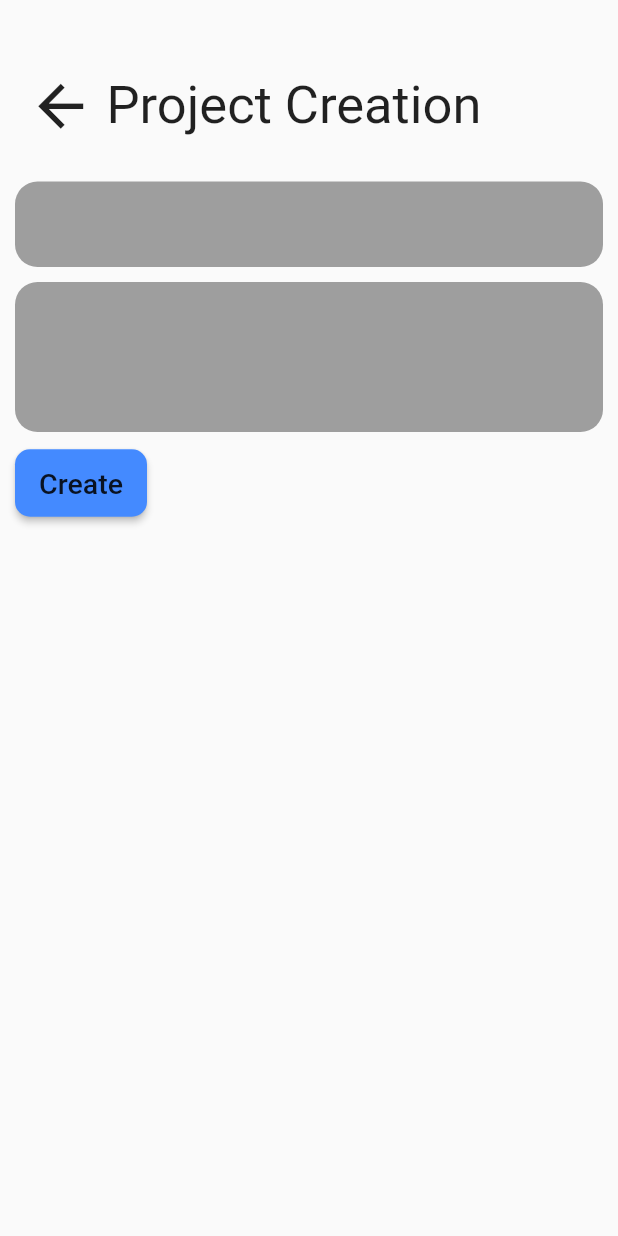
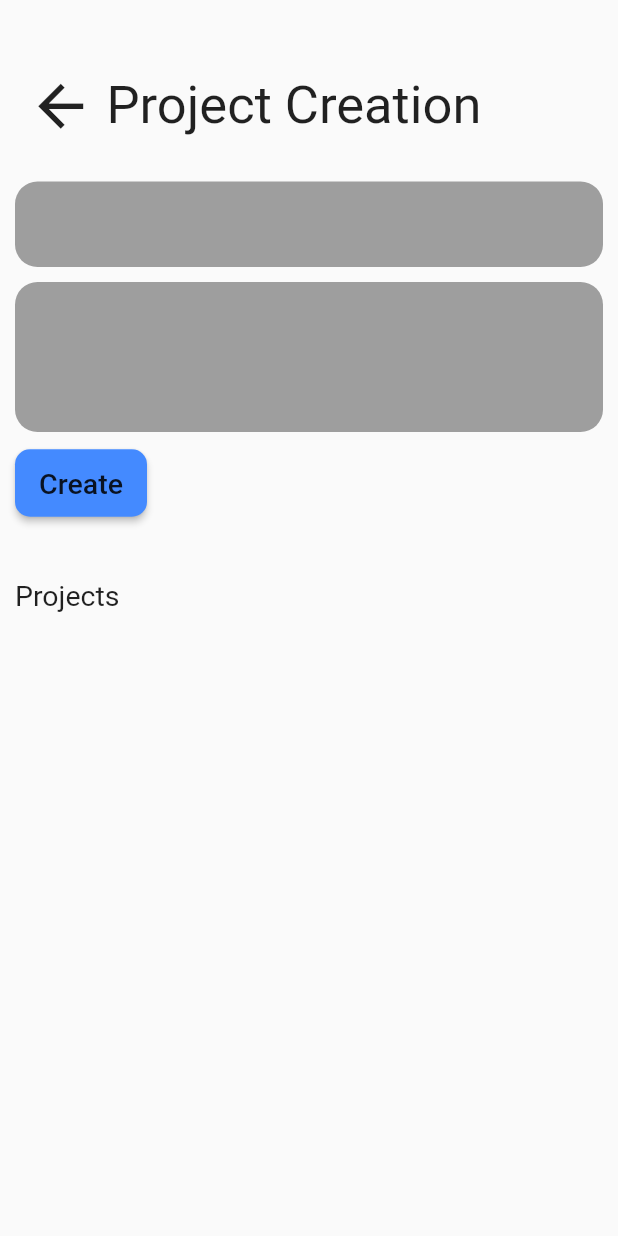
Before and after one commit to balaji0852/yellowpatio, a Flutter app: the ProjectPage screen opened directly, on a phone screen of 412 x 824 dp. Run offline on Flutter 3.47's test engine with Material 2 defaults, Android fonts, the light colour scheme and no system bars; our stand-ins replace firebase_auth, firebase_core, floor, flutter_redux, google_sign_in, redux and 1 more; accounts and stored records are empty; generated files the repository leaves out were written again.

Commit message:
modified  project landing page

```diff
--- a/lib/Pages/AllProjectPage.dart
+++ b/lib/Pages/AllProjectPage.dart
@@ -29,7 +29,7 @@ class AllProjectPageState extends State<AllProjectPage> {
     final projectStoreDao = database.projectStoreDao;
     var _projectStoreList =
         await projectStoreDao.findAllProjectByUserStoreID(userStoreID);
-    setState((){
+    setState(() {
       projectStoreList = _projectStoreList;
     });
     state.dispatch(ChangeBottomNavigationView(projectStoreList.length));
@@ -42,11 +42,11 @@ class AllProjectPageState extends State<AllProjectPage> {
     print("............");
     getProjects();
   }
+
   @override
   void initState() {
     // TODO: implement initState
     super.initState();
-
   }
 
   @override
@@ -58,18 +58,44 @@ class AllProjectPageState extends State<AllProjectPage> {
 
   @override
   Widget build(BuildContext context) {
-    return  Container(
-        height: 600,
-        child:
-        ListView(
-          scrollDirection: Axis.vertical,
+    return ListView(
+      physics: const NeverScrollableScrollPhysics(),
+      shrinkWrap: true,
+
+      // itemCount: projectStoreList.length,
+      // itemBuilder: (BuildContext context, int index) {
+      //   return GestureDetector(
+      //     key: UniqueKey(),
+      //     child: Padding(
+      //       padding: const EdgeInsets.all(3),
+      //       child: Column(
+      //           crossAxisAlignment: CrossAxisAlignment.start,
+      //           children: [
+      //             Text(
+      //               projectStoreList.elementAt(index).projectName,
+      //               style: const TextStyle(
+      //                   decoration: TextDecoration.underline,
+      //                   color: Colors.blue,
+      //                   fontSize: 20),
+      //             ),
+      //             Text(projectStoreList.elementAt(index).projectDescription)
+      //           ]),
+      //     ),
+      //     onTap: () {
+      //       print("jj");
+      //       navigateProject(projectStoreList.elementAt(index).projectStoreID!);
+      //     },
+      //   );
+      // }
+
       children: projectStoreList
           .map((e) => GestureDetector(
                 key: UniqueKey(),
-                    child: Padding(padding: const EdgeInsets.all(3),
+                child: Padding(
+                  padding: const EdgeInsets.all(3),
                   child: Column(
                       crossAxisAlignment: CrossAxisAlignment.start,
-                      children:[
+                      children: [
                         Text(
                           e.projectName,
                           style: const TextStyle(
@@ -78,20 +104,18 @@ class AllProjectPageState extends State<AllProjectPage> {
                               fontSize: 20),
                         ),
                         Text(e.projectDescription)
-                      ]
-                    ),),
+                      ]),
+                ),
                 onTap: () {
                   print("jj");
                   navigateProject(e.projectStoreID!);
                 },
               ))
           .toList(),
-        ),
-
     );
   }
 
-  navigateProject(int projectStoreID){
+  navigateProject(int projectStoreID) {
     var state = StoreProvider.of<AppStore>(context);
     state.dispatch(ChangeProjectStoreID(projectStoreID));
     Navigator.pop(context);
--- a/lib/Pages/projectPage.dart
+++ b/lib/Pages/projectPage.dart
@@ -24,9 +24,11 @@ class ProjectPageState extends State<ProjectPage> {
   @override
   Widget build(BuildContext context) {
     return Scaffold(
-      body: SingleChildScrollView(
-        child: Padding(
+      body: CustomScrollView(
+        slivers: [
+          SliverPadding(
             padding: const EdgeInsets.all(10),
+            sliver: SliverToBoxAdapter(
               child: Column(
                 crossAxisAlignment: CrossAxisAlignment.start,
                 children: [
@@ -63,8 +65,8 @@ class ProjectPageState extends State<ProjectPage> {
                         onChanged: (value) {},
                         decoration: const InputDecoration(
                             counterText: ' ',
-                        contentPadding:
-                            EdgeInsets.symmetric(vertical: 9, horizontal: 9),
+                            contentPadding: EdgeInsets.symmetric(
+                                vertical: 9, horizontal: 9),
                             border: InputBorder.none),
                         style: const TextStyle(fontSize: 25)),
                   ),
@@ -83,8 +85,8 @@ class ProjectPageState extends State<ProjectPage> {
                         onChanged: (value) {},
                         decoration: const InputDecoration(
                             counterText: ' ',
-                        contentPadding:
-                            EdgeInsets.symmetric(vertical: 9, horizontal: 9),
+                            contentPadding: EdgeInsets.symmetric(
+                                vertical: 9, horizontal: 9),
                             border: InputBorder.none),
                         style: const TextStyle(fontSize: 15)),
                   ),
@@ -107,12 +109,21 @@ class ProjectPageState extends State<ProjectPage> {
                     ),
                   ),
                   const SizedBox(
-                height: 20,
+                    height: 40,
                   ),
-              AllProjectPage(loaded: loaded)
+                  const Text(
+                    'Projects',
+                    style: TextStyle(fontSize: 19),
+                  ),
+                  AllProjectPage(loaded: loaded),
                 ],
               ),
             ),
+          ),
+          // SliverPadding(
+          //   padding: EdgeInsets.all(1),
+          // )
+        ],
       ),
     );
   }
```
Lines whose indentation alone changed are shown as unchanged.
